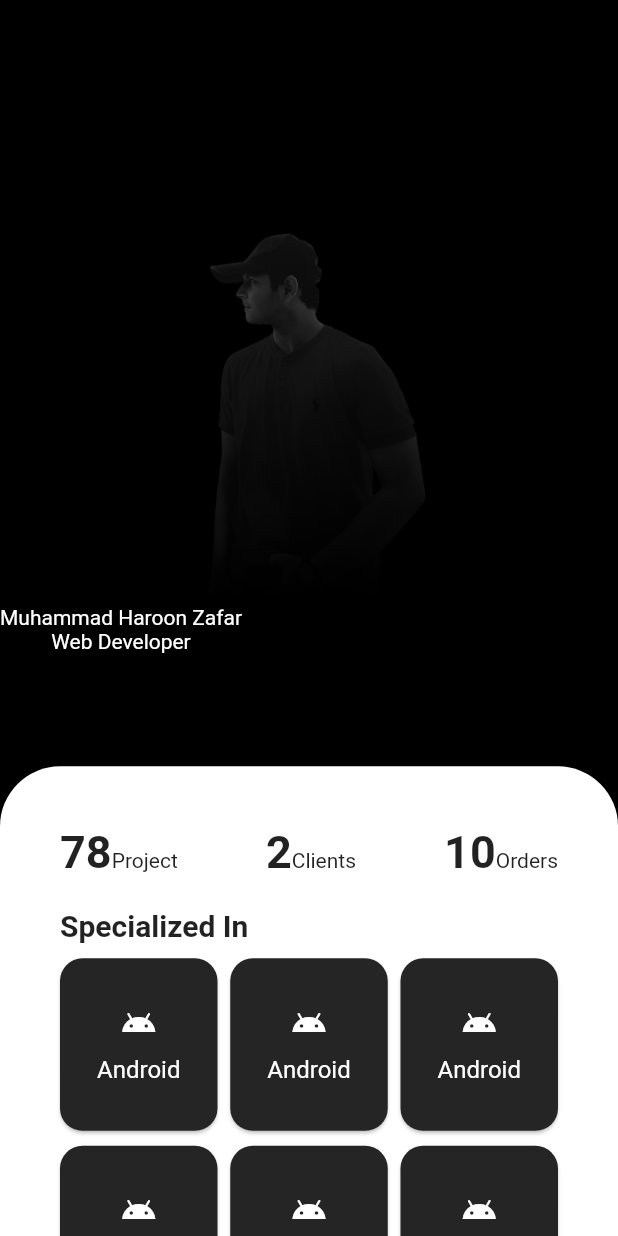
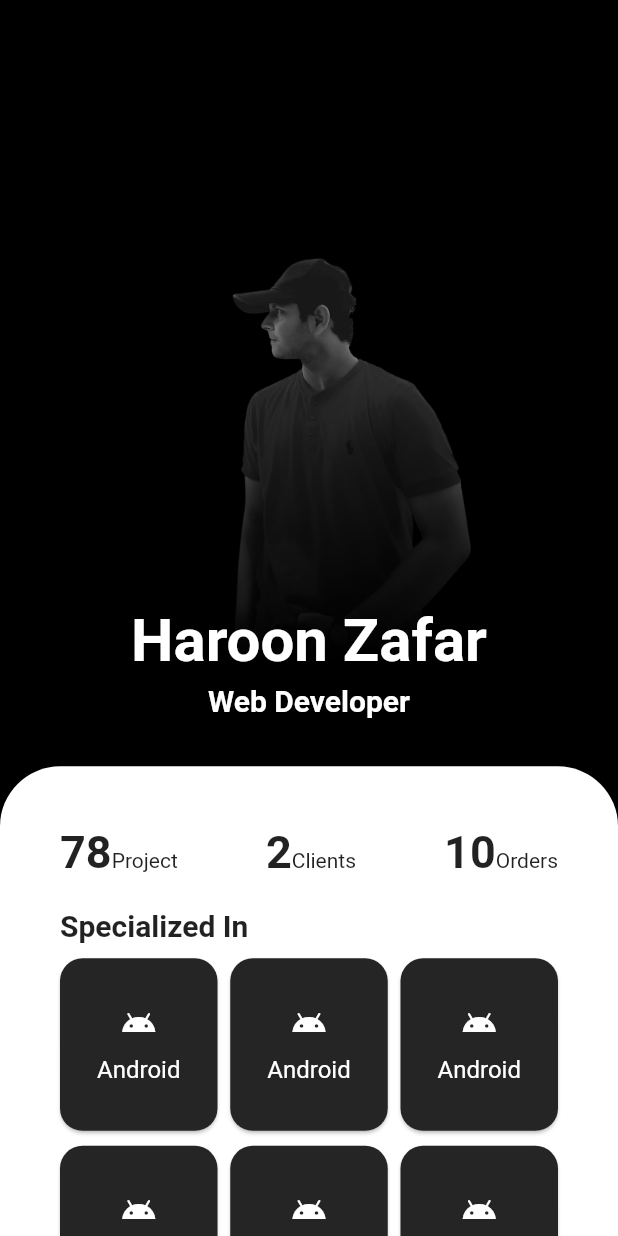
Before and after one commit to Haroon-Zafar/portfolioFlutter, a Flutter app: the screen it shows after launch, on a phone screen of 412 x 824 dp. Run offline on Flutter 3.47's test engine with Material 2 defaults, Android fonts, the phone set to English and light mode, and no system bars; drawn by our look-alikes of sliding_sheet; missing offline and left inert: dart:html.

Commit message:
Created about.dart

```diff
--- a/lib/home.dart
+++ b/lib/home.dart
@@ -103,7 +103,7 @@ class _MyHomeState extends State<MyHome> {
                 child: ShaderMask(
                   shaderCallback: (rect) {
                     return LinearGradient(
-                        begin: Alignment.topCenter,
+                      begin: Alignment.center,
                       end: Alignment.bottomCenter,
                       colors: [Colors.black, Colors.transparent],
                     ).createShader(
@@ -112,22 +112,35 @@ class _MyHomeState extends State<MyHome> {
                   blendMode: BlendMode.dstIn,
                   child: Image.asset(
                     'assets/img.png',
-                      height: 400,
+                    // height: 400,
                     fit: BoxFit.contain,
-                    )),
+                  ),
+                ),
               ),
               Container(
+                alignment: Alignment.center,
                 margin: EdgeInsets.only(
                     top: MediaQuery.of(context).size.height * 0.49),
                 child: Column(
                   children: [
                     Text(
-                      "Muhammad Haroon Zafar",
-                      style: TextStyle(color: Colors.white),
+                      "Haroon Zafar",
+                      style: TextStyle(
+                        color: Colors.white,
+                        fontSize: 40,
+                        fontWeight: FontWeight.bold,
+                      ),
+                    ),
+                    SizedBox(
+                      height: 5,
                     ),
                     Text(
                       "Web Developer",
-                      style: TextStyle(color: Colors.white),
+                      style: TextStyle(
+                        color: Colors.white,
+                        fontSize: 20,
+                        fontWeight: FontWeight.bold,
+                      ),
                     ),
                   ],
                 ),
```
Also changed, not shown: lib/about.dart (added). Lines whose indentation alone changed are shown as unchanged.
